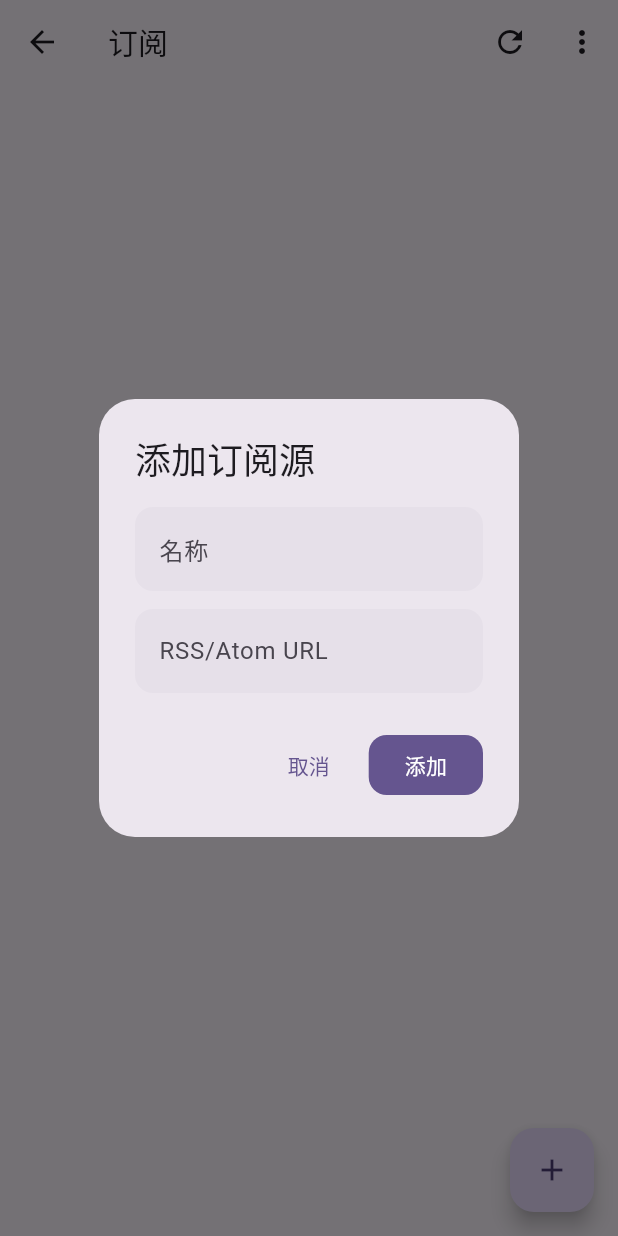
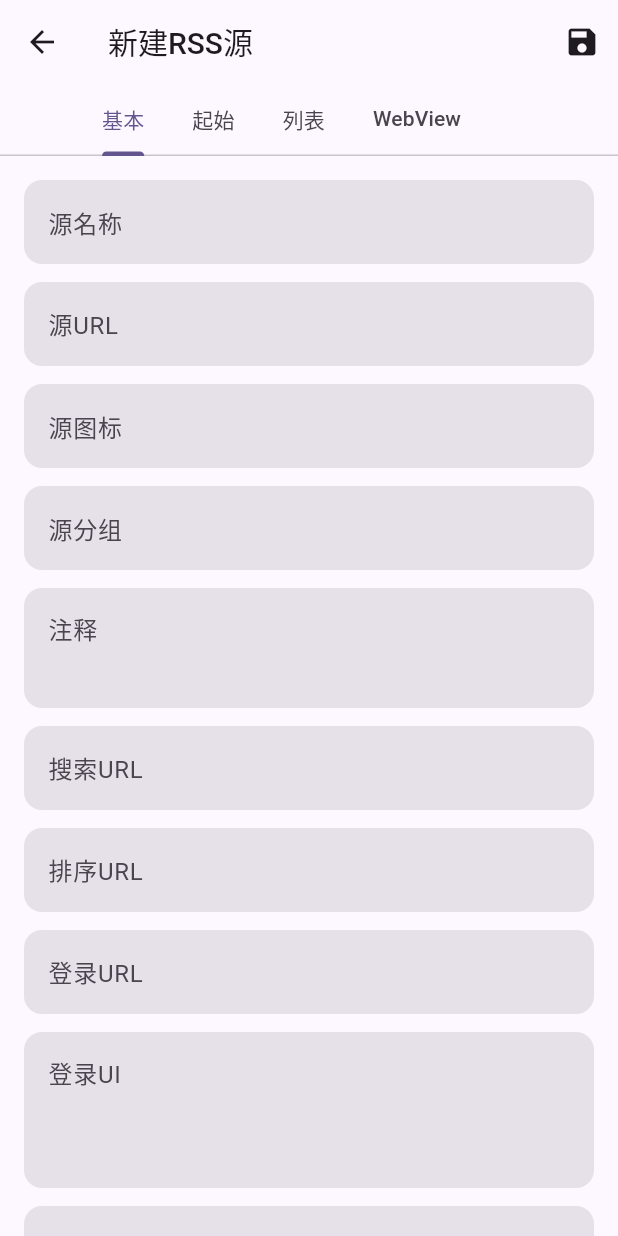
Before and after one commit to stwy0716/legado-K, a Flutter app: the SubscribeScreen screen opened directly, after a tap on the "add" icon, on a phone screen of 412 x 824 dp. Run offline on Flutter 3.47's test engine with Material 3 defaults, Android fonts, the light colour scheme and no system bars; our stand-ins replace cached_network_image, dio, file_picker, flutter_tts, share_plus, shared_preferences and 2 more; missing offline and left inert: shelf_router; accounts and stored records are empty.

Commit message:
新增: RSS源编辑4Tab完整字段对齐原版
RssSource模型扩展至30+字段(Base/Start/List/WebView)
新增RssSourceEditScreen: 4Tab 30字段完整编辑
新增/编辑RSS源均跳转完整编辑页
支持原版JSON格式导入导出

```diff
--- a/lib/data/model/rss_source.dart
+++ b/lib/data/model/rss_source.dart
@@ -1,50 +1,242 @@
-import 'package:legado_md3/data/model/rss_article.dart';
-
-/// RSS订阅源模型
+/// RSS订阅源模型 - 对齐原版RssSource
 class RssSource {
   int? id;
-  String name;
-  String url;
-  String? group;
+  String sourceName;
+  String sourceUrl;
+  String? sourceIcon;
+  String? sourceGroup;
+  String? sourceComment;
+  String? searchUrl;
+  String? sortUrl;
+  String? loginUrl;
+  String? loginUi;
+  String? loginCheckJs;
+  String? coverDecodeJs;
+  String? header;
+  String? variableComment;
+  String? concurrentRate;
+  String? jsLib;
+  // Start规则
+  String? startHtml;
+  String? startStyle;
+  String? startJs;
+  String? preloadJs;
+  // List规则
+  String? ruleArticles;
+  String? ruleNextPage;
+  String? ruleTitle;
+  String? rulePubDate;
+  String? ruleDescription;
+  String? ruleImage;
+  String? ruleLink;
+  // WebView规则
+  String? ruleContent;
+  String? style;
+  String? injectJs;
+  String? contentWhitelist;
+  String? contentBlacklist;
+  String? shouldOverrideUrlLoading;
+  // 状态
   bool? enabled;
+  int? customOrder;
   int? lastUpdateTime;
   int? unreadCount;
-  String? icon;
-  String? description;
+
+  // 兼容别名
+  String get name => sourceName;
+  set name(String v) => sourceName = v;
+  String get url => sourceUrl;
+  set url(String v) => sourceUrl = v;
+  String? get group => sourceGroup;
+  set group(String? v) => sourceGroup = v;
+  String? get icon => sourceIcon;
+  set icon(String? v) => sourceIcon = v;
 
   RssSource({
     this.id,
-    required this.name,
-    required this.url,
-    this.group,
+    String sourceName = '',
+    String sourceUrl = '',
+    this.sourceIcon,
+    this.sourceGroup,
+    this.sourceComment,
+    this.searchUrl,
+    this.sortUrl,
+    this.loginUrl,
+    this.loginUi,
+    this.loginCheckJs,
+    this.coverDecodeJs,
+    this.header,
+    this.variableComment,
+    this.concurrentRate,
+    this.jsLib,
+    this.startHtml,
+    this.startStyle,
+    this.startJs,
+    this.preloadJs,
+    this.ruleArticles,
+    this.ruleNextPage,
+    this.ruleTitle,
+    this.rulePubDate,
+    this.ruleDescription,
+    this.ruleImage,
+    this.ruleLink,
+    this.ruleContent,
+    this.style,
+    this.injectJs,
+    this.contentWhitelist,
+    this.contentBlacklist,
+    this.shouldOverrideUrlLoading,
     this.enabled = true,
+    this.customOrder,
     this.lastUpdateTime,
     this.unreadCount = 0,
-    this.icon,
-    this.description,
-  });
+  })  : sourceName = sourceName,
+        sourceUrl = sourceUrl;
 
   Map<String, dynamic> toMap() => {
     'id': id,
-    'name': name,
-    'url': url,
-    'group_name': group,
+    'name': sourceName,
+    'url': sourceUrl,
+    'sourceIcon': sourceIcon,
+    'group_name': sourceGroup,
+    'sourceComment': sourceComment,
+    'searchUrl': searchUrl,
+    'sortUrl': sortUrl,
+    'loginUrl': loginUrl,
+    'loginUi': loginUi,
+    'loginCheckJs': loginCheckJs,
+    'coverDecodeJs': coverDecodeJs,
+    'header': header,
+    'variableComment': variableComment,
+    'concurrentRate': concurrentRate,
+    'jsLib': jsLib,
+    'startHtml': startHtml,
+    'startStyle': startStyle,
+    'startJs': startJs,
+    'preloadJs': preloadJs,
+    'ruleArticles': ruleArticles,
+    'ruleNextPage': ruleNextPage,
+    'ruleTitle': ruleTitle,
+    'rulePubDate': rulePubDate,
+    'ruleDescription': ruleDescription,
+    'ruleImage': ruleImage,
+    'ruleLink': ruleLink,
+    'ruleContent': ruleContent,
+    'style': style,
+    'injectJs': injectJs,
+    'contentWhitelist': contentWhitelist,
+    'contentBlacklist': contentBlacklist,
+    'shouldOverrideUrlLoading': shouldOverrideUrlLoading,
     'enabled': enabled == true ? 1 : 0,
+    'customOrder': customOrder,
     'lastUpdateTime': lastUpdateTime,
     'unreadCount': unreadCount,
-    'icon': icon,
-    'description': description,
   };
 
   factory RssSource.fromMap(Map<String, dynamic> map) => RssSource(
     id: map['id'] as int?,
-    name: map['name'] as String,
-    url: map['url'] as String,
-    group: map['group_name'] as String?,
+    sourceName: (map['name'] ?? map['sourceName'] ?? '') as String,
+    sourceUrl: (map['url'] ?? map['sourceUrl'] ?? '') as String,
+    sourceIcon: map['sourceIcon'] as String?,
+    sourceGroup: map['group_name'] as String? ?? map['sourceGroup'] as String?,
+    sourceComment: map['sourceComment'] as String?,
+    searchUrl: map['searchUrl'] as String?,
+    sortUrl: map['sortUrl'] as String?,
+    loginUrl: map['loginUrl'] as String?,
+    loginUi: map['loginUi'] as String?,
+    loginCheckJs: map['loginCheckJs'] as String?,
+    coverDecodeJs: map['coverDecodeJs'] as String?,
+    header: map['header'] as String?,
+    variableComment: map['variableComment'] as String?,
+    concurrentRate: map['concurrentRate'] as String?,
+    jsLib: map['jsLib'] as String?,
+    startHtml: map['startHtml'] as String?,
+    startStyle: map['startStyle'] as String?,
+    startJs: map['startJs'] as String?,
+    preloadJs: map['preloadJs'] as String?,
+    ruleArticles: map['ruleArticles'] as String?,
+    ruleNextPage: map['ruleNextPage'] as String?,
+    ruleTitle: map['ruleTitle'] as String?,
+    rulePubDate: map['rulePubDate'] as String?,
+    ruleDescription: map['ruleDescription'] as String?,
+    ruleImage: map['ruleImage'] as String?,
+    ruleLink: map['ruleLink'] as String?,
+    ruleContent: map['ruleContent'] as String?,
+    style: map['style'] as String?,
+    injectJs: map['injectJs'] as String?,
+    contentWhitelist: map['contentWhitelist'] as String?,
+    contentBlacklist: map['contentBlacklist'] as String?,
+    shouldOverrideUrlLoading: map['shouldOverrideUrlLoading'] as String?,
     enabled: (map['enabled'] as int?) == 1,
+    customOrder: map['customOrder'] as int?,
     lastUpdateTime: map['lastUpdateTime'] as int?,
     unreadCount: map['unreadCount'] as int? ?? 0,
-    icon: map['icon'] as String?,
-    description: map['description'] as String?,
+  );
+
+  /// 原版JSON格式兼容
+  Map<String, dynamic> toJson() => {
+    'sourceName': sourceName,
+    'sourceUrl': sourceUrl,
+    'sourceIcon': sourceIcon,
+    'sourceGroup': sourceGroup,
+    'sourceComment': sourceComment,
+    'searchUrl': searchUrl,
+    'sortUrl': sortUrl,
+    'loginUrl': loginUrl,
+    'loginUi': loginUi,
+    'loginCheckJs': loginCheckJs,
+    'coverDecodeJs': coverDecodeJs,
+    'header': header,
+    'variableComment': variableComment,
+    'concurrentRate': concurrentRate,
+    'jsLib': jsLib,
+    'articleStyle': startStyle,
+    'ruleArticles': ruleArticles,
+    'ruleNextPage': ruleNextPage,
+    'ruleTitle': ruleTitle,
+    'rulePubDate': rulePubDate,
+    'ruleDescription': ruleDescription,
+    'ruleImage': ruleImage,
+    'ruleLink': ruleLink,
+    'ruleContent': ruleContent,
+    'style': style,
+    'injectJs': injectJs,
+    'contentWhitelist': contentWhitelist,
+    'contentBlacklist': contentBlacklist,
+    'shouldOverrideUrlLoading': shouldOverrideUrlLoading,
+    'enabled': enabled,
+  };
+
+  factory RssSource.fromJson(Map<String, dynamic> json) => RssSource(
+    sourceName: json['sourceName'] as String? ?? '',
+    sourceUrl: json['sourceUrl'] as String? ?? '',
+    sourceIcon: json['sourceIcon'] as String?,
+    sourceGroup: json['sourceGroup'] as String?,
+    sourceComment: json['sourceComment'] as String?,
+    searchUrl: json['searchUrl'] as String?,
+    sortUrl: json['sortUrl'] as String?,
+    loginUrl: json['loginUrl'] as String?,
+    loginUi: json['loginUi'] as String?,
+    loginCheckJs: json['loginCheckJs'] as String?,
+    coverDecodeJs: json['coverDecodeJs'] as String?,
+    header: json['header'] as String?,
+    variableComment: json['variableComment'] as String?,
+    concurrentRate: json['concurrentRate'] as String?,
+    jsLib: json['jsLib'] as String?,
+    startStyle: json['articleStyle'] as String?,
+    ruleArticles: json['ruleArticles'] as String?,
+    ruleNextPage: json['ruleNextPage'] as String?,
+    ruleTitle: json['ruleTitle'] as String?,
+    rulePubDate: json['rulePubDate'] as String?,
+    ruleDescription: json['ruleDescription'] as String?,
+    ruleImage: json['ruleImage'] as String?,
+    ruleLink: json['ruleLink'] as String?,
+    ruleContent: json['ruleContent'] as String?,
+    style: json['style'] as String?,
+    injectJs: json['injectJs'] as String?,
+    contentWhitelist: json['contentWhitelist'] as String?,
+    contentBlacklist: json['contentBlacklist'] as String?,
+    shouldOverrideUrlLoading: json['shouldOverrideUrlLoading'] as String?,
+    enabled: json['enabled'] as bool? ?? true,
   );
 }
--- a/lib/ui/main/subscribe/subscribe_screen.dart
+++ b/lib/ui/main/subscribe/subscribe_screen.dart
@@ -5,6 +5,7 @@ import 'package:share_plus/share_plus.dart';
 import 'package:legado_md3/data/model/rss_source.dart';
 import 'package:legado_md3/data/model/rss_article.dart';
 import 'package:legado_md3/ui/rss/rss_read_screen.dart';
+import 'package:legado_md3/ui/rss/rss_source_edit_screen.dart';
 import 'package:legado_md3/data/local/app_database.dart';
 import 'package:legado_md3/help/http/rss_service.dart';
 
@@ -37,46 +38,8 @@ class _SubscribeScreenState extends State<SubscribeScreen> {
   }
 
   Future<void> _addSource() async {
-    final nameController = TextEditingController();
-    final urlController = TextEditingController();
-
-    showDialog(
-      context: context,
-      builder: (context) => AlertDialog(
-        title: const Text('添加订阅源'),
-        content: Column(
-          mainAxisSize: MainAxisSize.min,
-          children: [
-            TextField(
-              controller: nameController,
-              decoration: const InputDecoration(labelText: '名称'),
-            ),
-            const SizedBox(height: 12),
-            TextField(
-              controller: urlController,
-              decoration: const InputDecoration(labelText: 'RSS/Atom URL'),
-            ),
-          ],
-        ),
-        actions: [
-          TextButton(onPressed: () => Navigator.pop(context), child: const Text('取消')),
-          FilledButton(
-            onPressed: () async {
-              if (nameController.text.isEmpty || urlController.text.isEmpty) return;
-              final source = RssSource(
-                name: nameController.text,
-                url: urlController.text,
-                enabled: true,
-              );
-              await _db.insertRssSource(source);
-              Navigator.pop(context);
-              _loadData();
-            },
-            child: const Text('添加'),
-          ),
-        ],
-      ),
-    );
+    final result = await Navigator.push(context, MaterialPageRoute(builder: (_) => const RssSourceEditScreen()));
+    if (result == true) _loadData();
   }
 
   Future<void> _refreshSource(RssSource source) async {
@@ -343,25 +306,8 @@ class _SubscribeScreenState extends State<SubscribeScreen> {
     ])));
   }
 
-  void _editSource(RssSource source) {
-    final nameController = TextEditingController(text: source.name);
-    final urlController = TextEditingController(text: source.url);
-    showDialog(context: context, builder: (context) => AlertDialog(
-      title: const Text('编辑订阅源'),
-      content: Column(mainAxisSize: MainAxisSize.min, children: [
-        TextField(controller: nameController, decoration: const InputDecoration(labelText: '名称')),
-        const SizedBox(height: 12),
-        TextField(controller: urlController, decoration: const InputDecoration(labelText: 'URL')),
-      ]),
-      actions: [
-        TextButton(onPressed: () => Navigator.pop(context), child: const Text('取消')),
-        FilledButton(onPressed: () async {
-          source.name = nameController.text;
-          source.url = urlController.text;
-          await _db.updateRssSource(source);
-          if (mounted) { Navigator.pop(context); _loadData(); }
-        }, child: const Text('保存')),
-      ],
-    ));
+  void _editSource(RssSource source) async {
+    final result = await Navigator.push(context, MaterialPageRoute(builder: (_) => RssSourceEditScreen(source: source)));
+    if (result == true) _loadData();
   }
 }
--- /dev/null
+++ b/lib/ui/rss/rss_source_edit_screen.dart
@@ -0,0 +1,175 @@
+import 'package:flutter/material.dart';
+import '../../../data/model/rss_source.dart';
+import '../../../data/local/app_database.dart';
+
+/// RSS源编辑页面 - 对齐原版RssSourceEditScreen(4 Tab)
+class RssSourceEditScreen extends StatefulWidget {
+  final RssSource? source;
+  const RssSourceEditScreen({super.key, this.source});
+
+  @override
+  State<RssSourceEditScreen> createState() => _RssSourceEditScreenState();
+}
+
+class _RssSourceEditScreenState extends State<RssSourceEditScreen> with SingleTickerProviderStateMixin {
+  final _db = AppDatabase();
+  late TabController _tabController;
+  late RssSource _s;
+
+  // Base
+  late final TextEditingController _name, _url, _icon, _group, _comment;
+  late final TextEditingController _searchUrl, _sortUrl, _loginUrl, _loginUi, _loginCheckJs;
+  late final TextEditingController _coverDecodeJs, _header, _variableComment, _concurrentRate, _jsLib;
+  // Start
+  late final TextEditingController _startHtml, _startStyle, _startJs, _preloadJs;
+  // List
+  late final TextEditingController _ruleArticles, _ruleNextPage, _ruleTitle, _rulePubDate;
+  late final TextEditingController _ruleDescription, _ruleImage, _ruleLink;
+  // WebView
+  late final TextEditingController _ruleContent, _style, _injectJs, _whitelist, _blacklist, _urlIntercept;
+
+  @override
+  void initState() {
+    super.initState();
+    _s = widget.source ?? RssSource();
+    _tabController = TabController(length: 4, vsync: this);
+    _name = TextEditingController(text: _s.sourceName);
+    _url = TextEditingController(text: _s.sourceUrl);
+    _icon = TextEditingController(text: _s.sourceIcon ?? '');
+    _group = TextEditingController(text: _s.sourceGroup ?? '');
+    _comment = TextEditingController(text: _s.sourceComment ?? '');
+    _searchUrl = TextEditingController(text: _s.searchUrl ?? '');
+    _sortUrl = TextEditingController(text: _s.sortUrl ?? '');
+    _loginUrl = TextEditingController(text: _s.loginUrl ?? '');
+    _loginUi = TextEditingController(text: _s.loginUi ?? '');
+    _loginCheckJs = TextEditingController(text: _s.loginCheckJs ?? '');
+    _coverDecodeJs = TextEditingController(text: _s.coverDecodeJs ?? '');
+    _header = TextEditingController(text: _s.header ?? '');
+    _variableComment = TextEditingController(text: _s.variableComment ?? '');
+    _concurrentRate = TextEditingController(text: _s.concurrentRate ?? '');
+    _jsLib = TextEditingController(text: _s.jsLib ?? '');
+    _startHtml = TextEditingController(text: _s.startHtml ?? '');
+    _startStyle = TextEditingController(text: _s.startStyle ?? '');
+    _startJs = TextEditingController(text: _s.startJs ?? '');
+    _preloadJs = TextEditingController(text: _s.preloadJs ?? '');
+    _ruleArticles = TextEditingController(text: _s.ruleArticles ?? '');
+    _ruleNextPage = TextEditingController(text: _s.ruleNextPage ?? '');
+    _ruleTitle = TextEditingController(text: _s.ruleTitle ?? '');
+    _rulePubDate = TextEditingController(text: _s.rulePubDate ?? '');
+    _ruleDescription = TextEditingController(text: _s.ruleDescription ?? '');
+    _ruleImage = TextEditingController(text: _s.ruleImage ?? '');
+    _ruleLink = TextEditingController(text: _s.ruleLink ?? '');
+    _ruleContent = TextEditingController(text: _s.ruleContent ?? '');
+    _style = TextEditingController(text: _s.style ?? '');
+    _injectJs = TextEditingController(text: _s.injectJs ?? '');
+    _whitelist = TextEditingController(text: _s.contentWhitelist ?? '');
+    _blacklist = TextEditingController(text: _s.contentBlacklist ?? '');
+    _urlIntercept = TextEditingController(text: _s.shouldOverrideUrlLoading ?? '');
+  }
+
+  Widget _field(TextEditingController c, String label, {int lines = 1, String? hint}) => Padding(
+    padding: const EdgeInsets.only(bottom: 12),
+    child: TextField(controller: c, maxLines: lines, decoration: InputDecoration(labelText: label, hintText: hint, border: const OutlineInputBorder(), alignLabelWithHint: lines > 1)),
+  );
+
+  Future<void> _save() async {
+    _s
+      ..sourceName = _name.text
+      ..sourceUrl = _url.text
+      ..sourceIcon = _icon.text
+      ..sourceGroup = _group.text
+      ..sourceComment = _comment.text
+      ..searchUrl = _searchUrl.text
+      ..sortUrl = _sortUrl.text
+      ..loginUrl = _loginUrl.text
+      ..loginUi = _loginUi.text
+      ..loginCheckJs = _loginCheckJs.text
+      ..coverDecodeJs = _coverDecodeJs.text
+      ..header = _header.text
+      ..variableComment = _variableComment.text
+      ..concurrentRate = _concurrentRate.text
+      ..jsLib = _jsLib.text
+      ..startHtml = _startHtml.text
+      ..startStyle = _startStyle.text
+      ..startJs = _startJs.text
+      ..preloadJs = _preloadJs.text
+      ..ruleArticles = _ruleArticles.text
+      ..ruleNextPage = _ruleNextPage.text
+      ..ruleTitle = _ruleTitle.text
+      ..rulePubDate = _rulePubDate.text
+      ..ruleDescription = _ruleDescription.text
+      ..ruleImage = _ruleImage.text
+      ..ruleLink = _ruleLink.text
+      ..ruleContent = _ruleContent.text
+      ..style = _style.text
+      ..injectJs = _injectJs.text
+      ..contentWhitelist = _whitelist.text
+      ..contentBlacklist = _blacklist.text
+      ..shouldOverrideUrlLoading = _urlIntercept.text;
+    if (widget.source == null) {
+      await _db.insertRssSource(_s);
+    } else {
+      await _db.updateRssSource(_s);
+    }
+    if (mounted) Navigator.pop(context, true);
+  }
+
+  @override
+  Widget build(BuildContext context) {
+    return Scaffold(
+      appBar: AppBar(
+        title: Text(widget.source == null ? '新建RSS源' : '编辑RSS源'),
+        actions: [IconButton(icon: const Icon(Icons.save), onPressed: _save)],
+        bottom: TabBar(controller: _tabController, isScrollable: true, tabs: const [
+          Tab(text: '基本'), Tab(text: '起始'), Tab(text: '列表'), Tab(text: 'WebView'),
+        ]),
+      ),
+      body: TabBarView(controller: _tabController, children: [
+        // Base Tab
+        SingleChildScrollView(padding: const EdgeInsets.all(16), child: Column(children: [
+          _field(_name, '源名称'),
+          _field(_url, '源URL'),
+          _field(_icon, '源图标'),
+          _field(_group, '源分组'),
+          _field(_comment, '注释', lines: 2),
+          _field(_searchUrl, '搜索URL'),
+          _field(_sortUrl, '排序URL'),
+          _field(_loginUrl, '登录URL'),
+          _field(_loginUi, '登录UI', lines: 3),
+          _field(_loginCheckJs, '登录检查JS', lines: 3),
+          _field(_coverDecodeJs, '封面解码JS', lines: 3),
+          _field(_header, 'HTTP请求头', lines: 3),
+          _field(_variableComment, '变量注释', lines: 2),
+          _field(_concurrentRate, '并发率'),
+          _field(_jsLib, 'jsLib', lines: 3),
+        ])),
+        // Start Tab
+        SingleChildScrollView(padding: const EdgeInsets.all(16), child: Column(children: [
+          _field(_startHtml, 'startHtml', lines: 3),
+          _field(_startStyle, 'startStyle', lines: 3),
+          _field(_startJs, 'startJs', lines: 3),
+          _field(_preloadJs, 'preloadJs', lines: 3),
+        ])),
+        // List Tab
+        SingleChildScrollView(padding: const EdgeInsets.all(16), child: Column(children: [
+          _field(_ruleArticles, '文章列表规则', lines: 2),
+          _field(_ruleNextPage, '下一页规则'),
+          _field(_ruleTitle, '标题规则'),
+          _field(_rulePubDate, '发布日期规则'),
+          _field(_ruleDescription, '描述规则', lines: 2),
+          _field(_ruleImage, '图片规则'),
+          _field(_ruleLink, '链接规则'),
+        ])),
+        // WebView Tab
+        SingleChildScrollView(padding: const EdgeInsets.all(16), child: Column(children: [
+          _field(_ruleContent, '正文规则', lines: 3),
+          _field(_style, '样式', lines: 3),
+          _field(_injectJs, '注入JS', lines: 3),
+          _field(_whitelist, '内容白名单', lines: 2),
+          _field(_blacklist, '内容黑名单', lines: 2),
+          _field(_urlIntercept, 'URL跳转拦截JS', lines: 2),
+        ])),
+      ]),
+    );
+  }
+}
```
